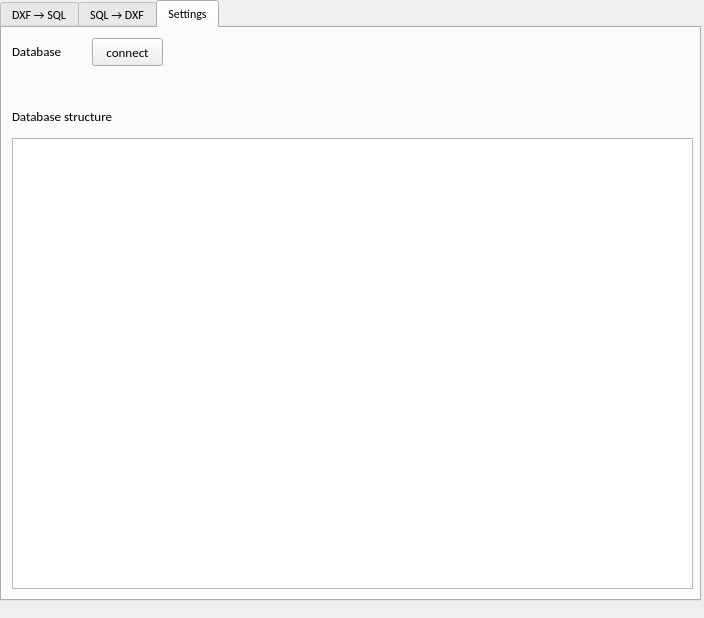
Old version of the form src/gui/main_dialog.ui in the repository Comanda-A/DXF-PostGIS-Converter.
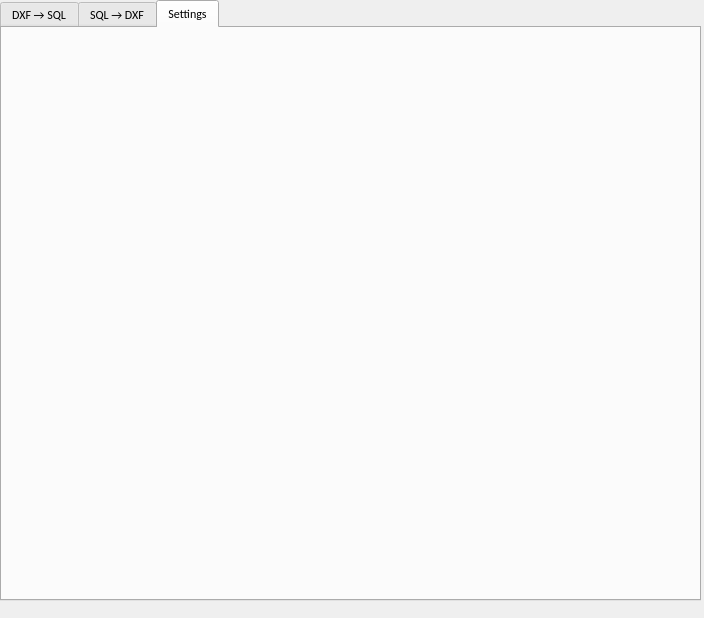
New version of the form. The open tabs and pages were chosen to show the change.

The edit to the form file:
```diff
--- a/src/gui/main_dialog.ui
+++ b/src/gui/main_dialog.ui
@@ -343,84 +343,6 @@
     <attribute name="title">
      <string>Settings</string>
     </attribute>
-    <widget class="QLabel" name="settings_dbLabel">
-     <property name="geometry">
-      <rect>
-       <x>10</x>
-       <y>15</y>
-       <width>71</width>
-       <height>16</height>
-      </rect>
-     </property>
-     <property name="font">
-      <font>
-       <family>Calibri</family>
-       <pointsize>10</pointsize>
-      </font>
-     </property>
-     <property name="text">
-      <string>Database</string>
-     </property>
-    </widget>
-    <widget class="QLabel" name="settings_structureLabel">
-     <property name="geometry">
-      <rect>
-       <x>10</x>
-       <y>80</y>
-       <width>221</width>
-       <height>16</height>
-      </rect>
-     </property>
-     <property name="font">
-      <font>
-       <family>Calibri</family>
-       <pointsize>10</pointsize>
-      </font>
-     </property>
-     <property name="text">
-      <string>Database structure</string>
-     </property>
-    </widget>
-    <widget class="QTreeWidget" name="settings_structureTreeWidget">
-     <property name="geometry">
-      <rect>
-       <x>10</x>
-       <y>110</y>
-       <width>681</width>
-       <height>451</height>
-      </rect>
-     </property>
-     <property name="columnCount">
-      <number>1</number>
-     </property>
-     <attribute name="headerVisible">
-      <bool>false</bool>
-     </attribute>
-     <column>
-      <property name="text">
-       <string notr="true">1</string>
-      </property>
-     </column>
-    </widget>
-    <widget class="QPushButton" name="settings_connect_db_button">
-     <property name="geometry">
-      <rect>
-       <x>90</x>
-       <y>10</y>
-       <width>71</width>
-       <height>28</height>
-      </rect>
-     </property>
-     <property name="font">
-      <font>
-       <family>Calibri</family>
-       <pointsize>10</pointsize>
-      </font>
-     </property>
-     <property name="text">
-      <string>connect</string>
-     </property>
-    </widget>
    </widget>
   </widget>
  </widget>
```
Left out of the diff: 2 changed lines with no effect on the pictures.
